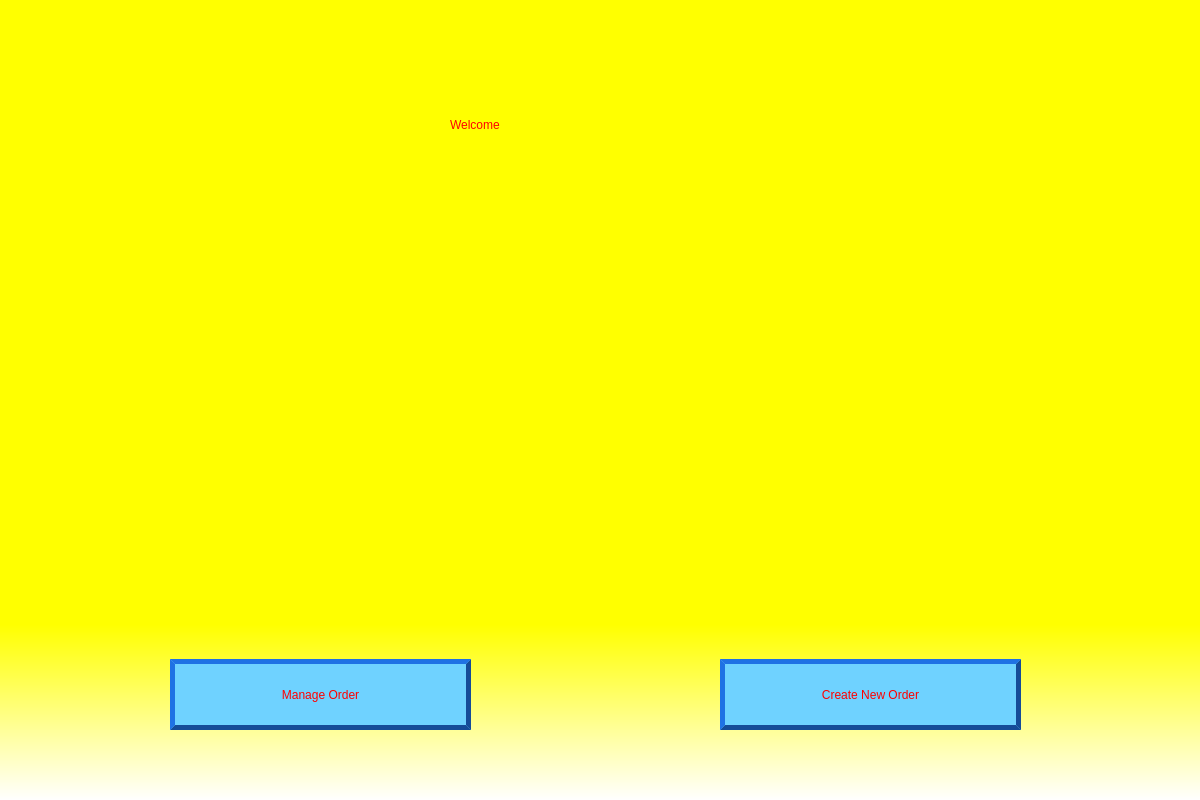
Qt form Cashier/createOrder.ui (CS-3560-02-5/Los-Pollos-Hermanos-Drive-Thru-System) before a commit.
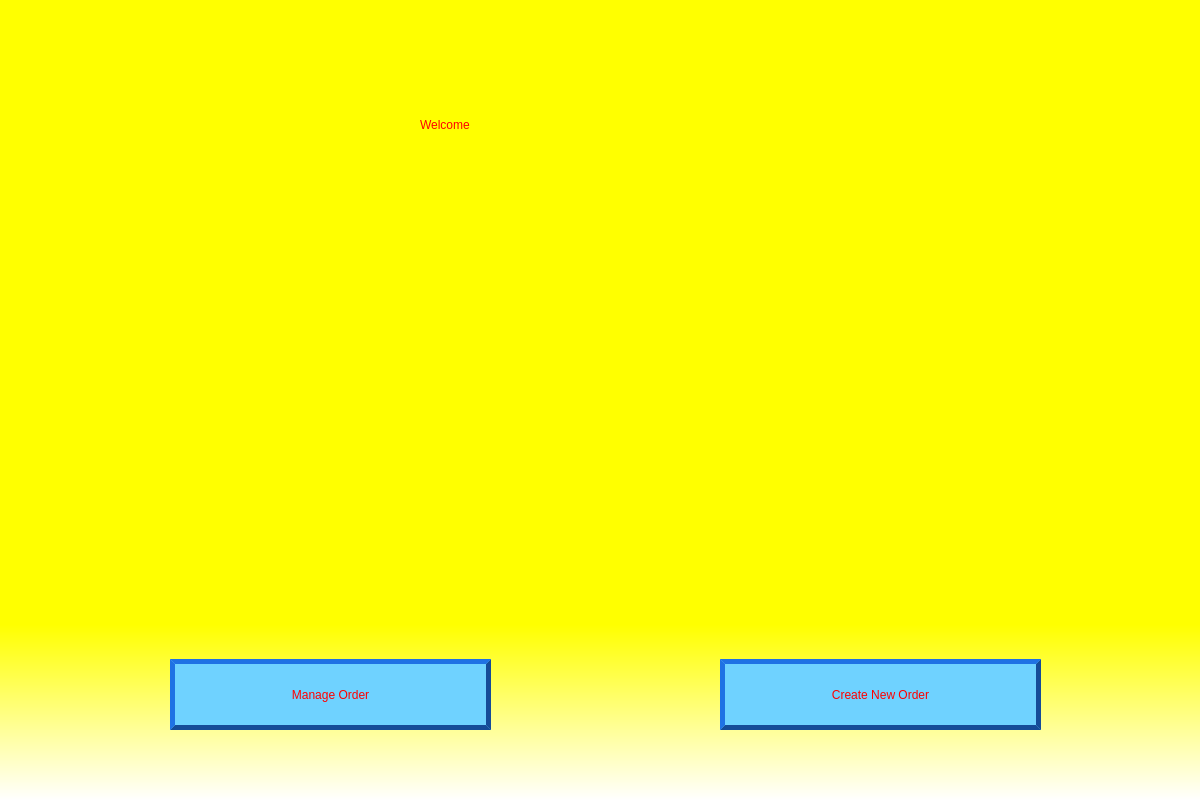
The same form after that commit. Icons and pictures are not drawn.

Commit message: Trying different font.

```diff
--- a/Cashier/createOrder.ui
+++ b/Cashier/createOrder.ui
@@ -13,7 +13,7 @@
   <property name="windowTitle">
    <string>Dialog</string>
   </property>
-  <widget class="QWidget" name="welwinbackg" native="true">
+  <widget class="QWidget" name="firstbackground" native="true">
    <property name="geometry">
     <rect>
      <x>0</x>
@@ -23,22 +23,23 @@
     </rect>
    </property>
    <property name="styleSheet">
-    <string notr="true">QWidget#welwinbackg{
+    <string notr="true">QWidget#firstbackground{
 background-color: qlineargradient(spread:pad, x1:0, y1:0.449, x2:0, y2:1, stop:0.60199 rgba(255, 255, 0, 255), stop:1 rgba(255, 255, 255, 255));
 }</string>
    </property>
    <widget class="QLabel" name="welcometxt">
     <property name="geometry">
      <rect>
-      <x>450</x>
+      <x>420</x>
       <y>50</y>
-      <width>311</width>
+      <width>411</width>
       <height>151</height>
      </rect>
     </property>
     <property name="styleSheet">
      <string notr="true">color: rgb(255, 1, 1);
-font: 72pt &quot;Informal Roman&quot;;</string>
+font: ;
+font: 72pt &quot;Gabriola&quot;;</string>
     </property>
     <property name="text">
      <string>Welcome</string>
@@ -49,14 +50,14 @@
      <rect>
       <x>720</x>
       <y>660</y>
-      <width>301</width>
+      <width>321</width>
       <height>71</height>
      </rect>
     </property>
     <property name="styleSheet">
      <string notr="true">color: rgb(255, 0, 0);
 background-color: rgb(111, 210, 255);
-font: 75 24pt &quot;Arial&quot;;
+font: 75 22pt &quot;Arial&quot;;
 border-style: outset;
 border-width: 5px;
 border-color: rgb(21, 76, 152);</string>
@@ -86,14 +87,14 @@
      <rect>
       <x>170</x>
       <y>660</y>
-      <width>301</width>
+      <width>321</width>
       <height>71</height>
      </rect>
     </property>
     <property name="styleSheet">
      <string notr="true">color: rgb(255, 0, 0);
 background-color: rgb(111, 210, 255);
-font: 75 24pt &quot;Arial&quot;;
+font: 75 22pt &quot;Arial&quot;;
 border-style: outset;
 border-width: 5px;
 border-color: rgb(21, 76, 152);</string>
```
The commit also changes 1 other file.
